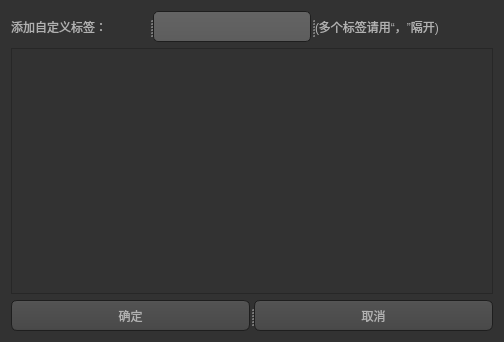
Old version of the form res/UI/TabWidegt.ui in the repository OneLight-Develop-Team/Zeus.
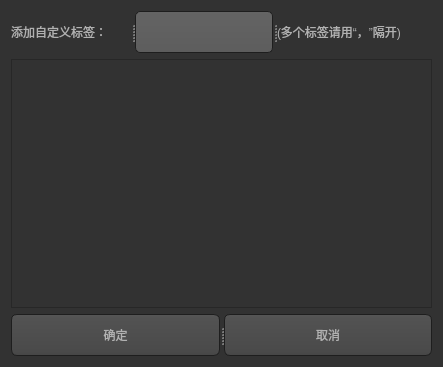
New version of the form. Icons and pictures are not drawn.

Diff of the .ui file:
```diff
--- a/res/UI/TabWidegt.ui
+++ b/res/UI/TabWidegt.ui
@@ -6,8 +6,8 @@
    <rect>
     <x>0</x>
     <y>0</y>
-    <width>504</width>
-    <height>342</height>
+    <width>443</width>
+    <height>367</height>
    </rect>
   </property>
   <property name="windowTitle">
@@ -475,7 +475,7 @@
 }
 </string>
   </property>
-  <layout class="QVBoxLayout" name="verticalLayout" stretch="1,8,1">
+  <layout class="QVBoxLayout" name="verticalLayout" stretch="1,6,1">
    <item>
     <widget class="QSplitter" name="splitter">
      <property name="orientation">
@@ -507,8 +507,8 @@
        <rect>
         <x>0</x>
         <y>0</y>
-        <width>484</width>
-        <height>248</height>
+        <width>423</width>
+        <height>251</height>
        </rect>
       </property>
       <layout class="QGridLayout" name="gridLayout">
```
